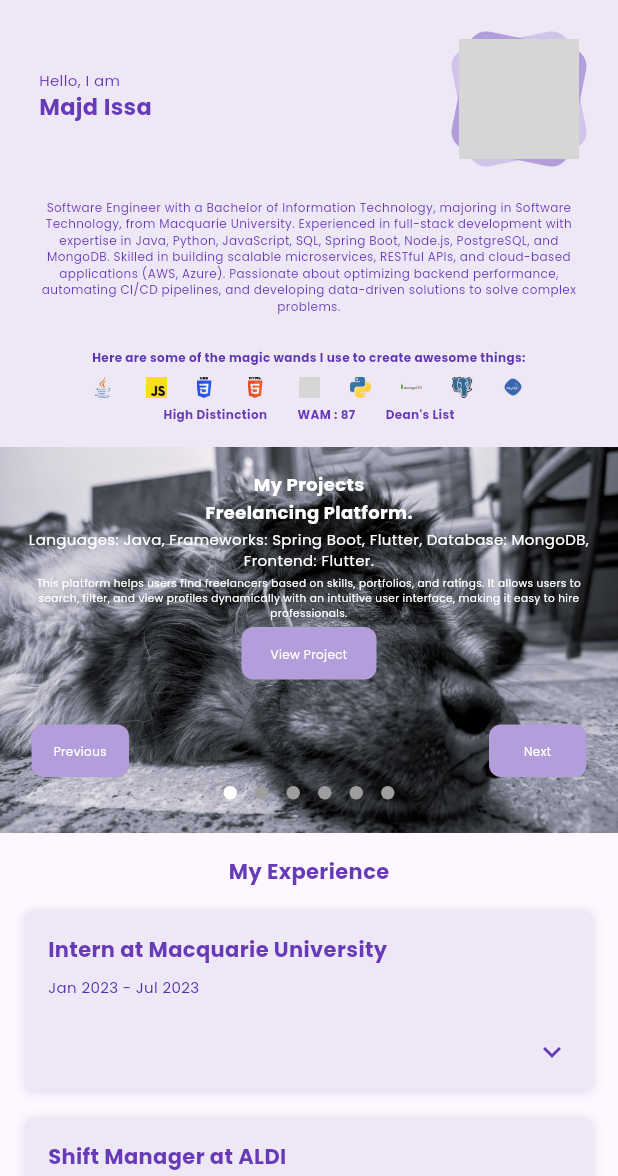
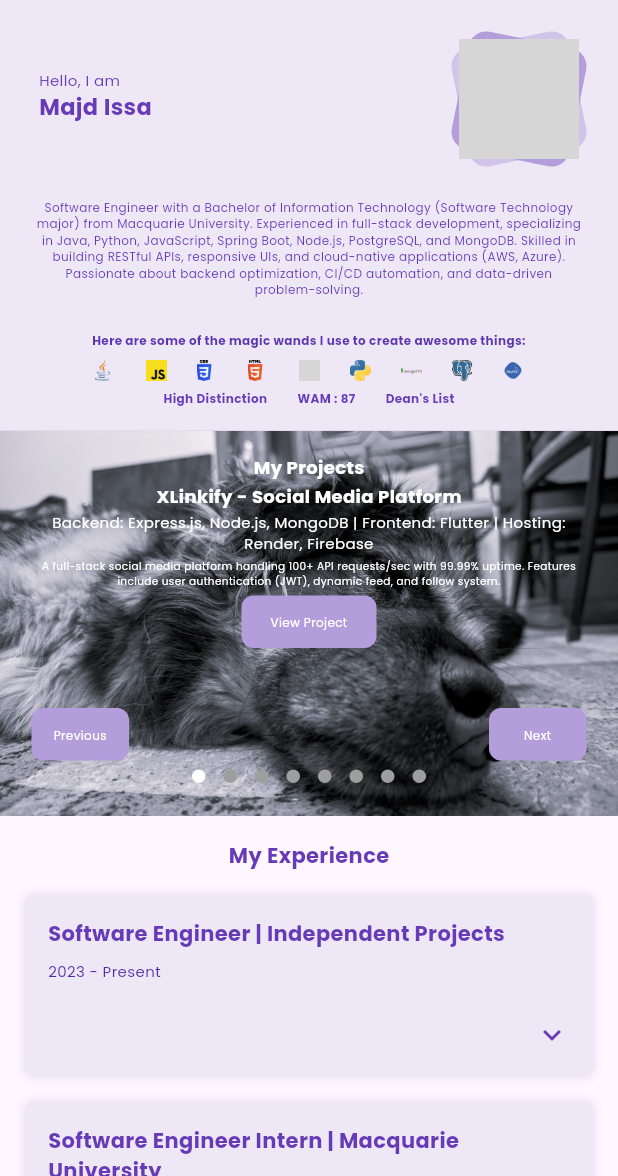
Before and after one commit to MajdIssa34/My_Portfolio, a Flutter app: the SmallLayout screen opened directly, in the side drawer, after a tap on "Next", on a phone screen of 412 x 824 dp, the part 60-1236 px from its top. Run offline on Flutter 3.47's test engine with Material 3 defaults, Android fonts, the phone set to English and light mode, and no system bars; drawn by our look-alikes of animated_text_kit, dots_indicator; our stand-ins replace google_fonts; grey boxes are pictures that could not be loaded.

Commit message:
Keeping up to date.

```diff
--- a/majd_website/lib/components/mobile_components/contact_container.dart
+++ b/majd_website/lib/components/mobile_components/contact_container.dart
@@ -60,8 +60,6 @@ class MyContact extends StatelessWidget {
     );
   }
 
-
-
   @override
   Widget build(BuildContext context) {
     return Container(
@@ -107,11 +105,15 @@ class MyContact extends StatelessWidget {
                       color: Colors.deepPurple,
                     ),
                   ),
-                  SelectableText(
-                    "issamajd00@gmail.com",
-                    style: GoogleFonts.poppins(
-                      fontSize: retSize(isDesktop, 18, 14, 10),
-                      color: Colors.black87,
+                  TextButton.icon(
+                    onPressed: _sendEmail,
+                    icon: const Icon(Icons.email_outlined,
+                        color: Colors.deepPurple),
+                    label: Text(
+                      "issamajd00@gmail.com",
+                      style: GoogleFonts.poppins(
+                        fontSize: retSize(isDesktop, 16, 12, 10),
+                      ),
                     ),
                   ),
                   const SizedBox(height: 12),
@@ -130,6 +132,14 @@ class MyContact extends StatelessWidget {
                       color: Colors.black87,
                     ),
                   ),
+                  const SizedBox(height: 12),
+                  Text(
+                    "Based in Sydney, Australia – Open to Relocation",
+                    style: GoogleFonts.poppins(
+                      fontSize: retSize(isDesktop, 16, 12, 10),
+                      color: Colors.deepPurple.shade700,
+                    ),
+                  ),
                 ],
               ),
             ),
@@ -141,10 +151,11 @@ class MyContact extends StatelessWidget {
             child: Row(
               mainAxisAlignment: MainAxisAlignment.center,
               children: [
-                contactIcon("https://www.instagram.com/majd_issa34", 'Insta', 'Instagram'),
+                contactIcon("https://www.instagram.com/majd_issa34", 'Insta',
+                    'Instagram'),
                 contactIcon("https://github.com/MajdIssa34", 'Git', 'GitHub'),
                 contactIcon(
-                  "https://www.linkedin.com/in/majd-issa-652aa725b/",
+                  "https://www.linkedin.com/in/majd-issa34/",
                   'Link',
                   'LinkedIn',
                 ),
@@ -154,7 +165,7 @@ class MyContact extends StatelessWidget {
           const SizedBox(height: 16),
           // Buttons Section
           Padding(
-            padding: const EdgeInsets.fromLTRB(0,0,0,15),
+            padding: const EdgeInsets.fromLTRB(0, 0, 0, 15),
             child: Row(
               mainAxisAlignment: MainAxisAlignment.center,
               children: [
@@ -162,20 +173,22 @@ class MyContact extends StatelessWidget {
                   width: retSize(isDesktop, 200, 140, 140),
                   child: MyButton(
                     onTap: () => _launchURL(
-                      "https://drive.google.com/file/d/1XlptD_Iv0AzrlfvKxrvuQQ0b28e0k2o5/view?usp=sharing",
+                      "https://docs.google.com/document/d/1Ukeb3iDHwKm8kpIMkRkYjJP3-NwlwINKBPpZH6SkqTI/edit?usp=sharing",
                     ),
                     str: "View Resume",
                     isDesktop: isDesktop,
                   ),
                 ),
-                SizedBox(width: retSize(isDesktop, 12, 6, 2),),
+                SizedBox(
+                  width: retSize(isDesktop, 12, 6, 2),
+                ),
                 SizedBox(
                   width: retSize(isDesktop, 200, 140, 140),
                   child: MyButton(
                     onTap: () => _launchURL(
                       "https://drive.google.com/file/d/1vfUfd0ncK-EAxpowCi95YZrUnQWi98JQ/view?usp=sharing",
                     ),
-                    str: "View Transcript",
+                    str: "View My Transcript",
                     isDesktop: isDesktop,
                   ),
                 ),
--- a/majd_website/lib/components/mobile_components/experiecne.dart
+++ b/majd_website/lib/components/mobile_components/experiecne.dart
@@ -5,27 +5,37 @@ import 'package:majd_website/constants/contstant_function.dart';
 class MyExperience extends StatelessWidget {
   final List<Experience> experiences = [
     Experience(
-      title: "Intern at Macquarie University",
-      date: "Jan 2023 - Jul 2023",
+      title: "Software Engineer | Independent Projects",
+      date: "2023 - Present",
       responsibilities: [
-        "Improved engagement by 40% and reduced website load times by 35% through optimized algorithms",
-        "Developed an interactive website guiding over 5,000 students in selecting academic majors.",
-        "Achieved a 95% positive feedback score from usability testing with students and staff.",
-        "Improved engagement by 40% and reduced website load times by 35% throughoptimized algorithms.",
+        "Built XLinkify, a full-stack social media platform handling 100+ API requests/sec with 99.99% uptime.",
+        "Developed GymTrack, a high-performance gym tracking API processing 52+ requests/sec with 0% failure rate.",
+        "Designed secure RESTful APIs with JWT authentication for efficient user access control.",
+        "Built database-driven applications using PostgreSQL, MySQL, and MongoDB, optimizing query performance."
       ],
     ),
     Experience(
-      title: "Shift Manager at ALDI",
+      title: "Software Engineer Intern | Macquarie University",
+      date: "Jan 2024 - Jul 2024",
+      responsibilities: [
+        "Developed a web platform for 1,000+ users to guide students in selecting academic majors.",
+        "Improved user engagement by 40% and reduced website load times by 35% through performance optimization.",
+        "Conducted testing and usability evaluations, receiving 95% positive feedback from students and staff."
+      ],
+    ),
+    Experience(
+      title: "Shift Manager | ALDI",
       date: "Jan 2023 - Present",
       responsibilities: [
-        "Ranked in the top 5% of most efficient ALDI workers in NSW, maintaining Operational Efficiency (OE) above 92% during all shifts.",
+        "Ranked in the top 5% of efficient workers in NSW, maintaining Operational Efficiency (OE) above 92%.",
         "Managed inventory restocking with 98% accuracy, minimizing stock discrepancies.",
-        "Consistently met Key Performance Indicators (KPIs) for sales, cleanliness, and customer experience.",
-        "Address and solve customer service issues",
-        "Briefed teams on priorities, optimized task assignments, and ensured smooth daily operations."
+        "Consistently met KPIs in sales, cleanliness, and customer satisfaction.",
+        "Resolved customer issues and ensured a smooth in-store experience.",
+        "Led daily team briefings and optimized task assignments for efficient operations."
       ],
     ),
   ];
+
   final int isDesktop;
 
   MyExperience({super.key, required this.isDesktop});
@@ -196,9 +206,7 @@ class _StaggeredExperienceCardState extends State<StaggeredExperienceCard>
                 Align(
                   alignment: Alignment.centerRight,
                   child: Icon(
-                    _isExpanded
-                        ? Icons.expand_less
-                        : Icons.expand_more,
+                    _isExpanded ? Icons.expand_less : Icons.expand_more,
                     color: Colors.deepPurple,
                   ),
                 ),
--- a/majd_website/lib/components/mobile_components/info_container.dart
+++ b/majd_website/lib/components/mobile_components/info_container.dart
@@ -20,7 +20,9 @@ class InfoContainer extends StatelessWidget {
           child: Column(
             children: [
               Padding(
-                padding: EdgeInsets.all(retSize(isDesktop, 30, 15, 10),),
+                padding: EdgeInsets.all(
+                  retSize(isDesktop, 30, 15, 10),
+                ),
                 child: Row(
                   mainAxisAlignment: MainAxisAlignment.spaceBetween,
                   children: [
@@ -112,7 +114,7 @@ class InfoContainer extends StatelessWidget {
               Padding(
                 padding: const EdgeInsets.all(8.0),
                 child: Text(
-                  "Software Engineer with a Bachelor of Information Technology, majoring in Software Technology, from Macquarie University. Experienced in full-stack development with expertise in Java, Python, JavaScript, SQL, Spring Boot, Node.js, PostgreSQL, and MongoDB. Skilled in building scalable microservices, RESTful APIs, and cloud-based applications (AWS, Azure). Passionate about optimizing backend performance, automating CI/CD pipelines, and developing data-driven solutions to solve complex problems.",
+                  "Software Engineer with a Bachelor of Information Technology (Software Technology major) from Macquarie University. Experienced in full-stack development, specializing in Java, Python, JavaScript, Spring Boot, Node.js, PostgreSQL, and MongoDB. Skilled in building RESTful APIs, responsive UIs, and cloud-native applications (AWS, Azure). Passionate about backend optimization, CI/CD automation, and data-driven problem-solving.",
                   style: GoogleFonts.poppins(
                     fontSize: retSize(isDesktop, 15, 12, 8),
                     color: Colors.deepPurple,
--- a/majd_website/lib/components/mobile_components/my_education.dart
+++ b/majd_website/lib/components/mobile_components/my_education.dart
@@ -150,31 +150,31 @@ class MyEducation extends StatelessWidget {
           const SizedBox(height: 16),
           educationCard(
             degree: "Bachelor of Information Technology",
-            university: "Macquarie University",
-            years: "2022 - 2024",
+            university: "Macquarie University, Australia",
+            years: "Jul 2022 – Feb 2025",
             achievements:
-                "- High Distinction (WAM: 87.0)\n- Dean's List\n- Merit Qualified in 2024",
+                "- Graduated with High Distinction (WAM: 87.0)\n- Dean's List (Every Semester)\n- Macquarie Univeristy Academic Excellence Award",
             courses: [
               "Object-Oriented Programming Practices",
               "Data Science",
               "Computer Networks",
               "Mobile Application Development",
-              "Programming Languages"
+              "Programming Languages",
             ],
-            iconPath: "assets/images/MQ.png", // Add MQ logo here
+            iconPath: "assets/images/MQ.png", // Macquarie University logo
           ),
           educationCard(
-            degree: "Bachelor of Computer Engineering",
+            degree: "Bachelor of Computer Engineering (1 Year Only)",
             university: "Holy Spirit University of Kaslik, Lebanon",
-            years: "2021 - 2022",
-            achievements: "- GPA: 3.3",
+            years: "Jul 2021 – Jun 2022",
+            achievements: "- Completed 1 year with GPA: 3.4/4.0",
             courses: [
               "Calculus I, II, III",
               "Algebra I, II",
               "Data Structures and Algorithms",
-              "Logic Design"
+              "Logic Design",
             ],
-            iconPath: "assets/images/Usek.png", // Add Holy Spirit logo here
+            iconPath: "assets/images/Usek.png", // USEK logo
           ),
         ],
       ),
--- a/majd_website/lib/components/mobile_components/projects_container.dart
+++ b/majd_website/lib/components/mobile_components/projects_container.dart
@@ -64,6 +64,18 @@ class _MyProjectsState extends State<MyProjects> {
               controller: _pageController,
               children: <Widget>[
                 displayProject(
+                  "XLinkify - Social Media Platform",
+                  "Backend: Express.js, Node.js, MongoDB | Frontend: Flutter | Hosting: Render, Firebase",
+                  "A full-stack social media platform handling 100+ API requests/sec with 99.99% uptime. Features include user authentication (JWT), dynamic feed, and follow system.",
+                  "https://xlinkify.com",
+                ),
+                displayProject(
+                  "GymTrack - Gym Tracking API",
+                  "Backend: Java, Spring Boot, Hibernate, MySQL | Frontend: Flutter",
+                  "High-performance gym tracking system processing 52+ API requests/sec with 0% failure rate. Provides analytics, logging, and trainer monitoring tools.",
+                  "https://github.com/MajdIssa34/Gym-Tracking",
+                ),
+                displayProject(
                   "Freelancing Platform.",
                   "Languages: Java, Frameworks: Spring Boot, Flutter, Database: MongoDB, Frontend: Flutter.",
                   "This platform helps users find freelancers based on skills, portfolios, and ratings. It allows users to search, filter, and view profiles dynamically with an intuitive user interface, making it easy to hire professionals.",
@@ -109,12 +121,22 @@ class _MyProjectsState extends State<MyProjects> {
           Row(
             mainAxisAlignment: MainAxisAlignment.spaceBetween,
             children: [
-              SizedBox(child: MyButton(onTap: _previousPage, str: "Previous", isDesktop: widget.isDesktop), width: retSize(widget.isDesktop, 150, 100, 75),),
-              SizedBox(child: MyButton(onTap: _nextPage, str: "Next", isDesktop: widget.isDesktop), width: retSize(widget.isDesktop, 150, 100, 75),)
+              SizedBox(
+                child: MyButton(
+                    onTap: _previousPage,
+                    str: "Previous",
+                    isDesktop: widget.isDesktop),
+                width: retSize(widget.isDesktop, 150, 100, 75),
+              ),
+              SizedBox(
+                child: MyButton(
+                    onTap: _nextPage, str: "Next", isDesktop: widget.isDesktop),
+                width: retSize(widget.isDesktop, 150, 100, 75),
+              )
             ],
           ),
           DotsIndicator(
-            dotsCount: 6,
+            dotsCount: 8,
             position: _currentIndex,
             decorator: const DotsDecorator(
               activeColor: Colors.white,
@@ -205,7 +227,7 @@ class _MyProjectsState extends State<MyProjects> {
 
   // Method to navigate to the next page
   void _nextPage() {
-    if (_currentIndex < 5) {
+    if (_currentIndex < 7) {
       // 3 is the last index (as there are 4 items)
       _pageController.nextPage(
         duration: const Duration(milliseconds: 300),
```
Also changed, not shown: 1 other file.
